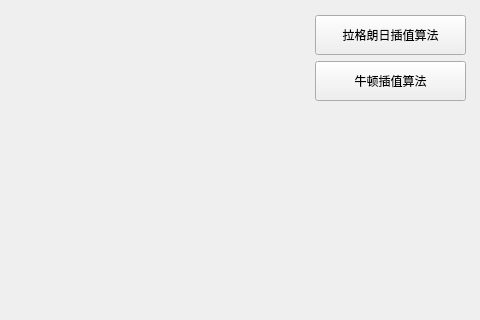
Before: the Qt Designer form resources/uifiles/mainui.ui in qinflying/pyinterpolation, drawn with Qt 5; both pictures show x 480 to 960 and y 0 to 320 of the 960 by 640 pixel window.
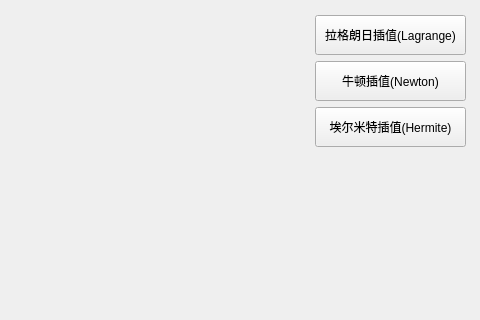
After: the same form once the commit is applied.

Diff of the .ui file:
```diff
--- a/resources/uifiles/mainui.ui
+++ b/resources/uifiles/mainui.ui
@@ -13,7 +13,7 @@
   <property name="windowTitle">
    <string>插值与拟合演示</string>
   </property>
-  <widget class="QWidget" name="">
+  <widget class="QWidget" name="layoutWidget">
    <property name="geometry">
     <rect>
      <x>790</x>
@@ -44,7 +44,7 @@
        </size>
       </property>
       <property name="text">
-       <string>拉格朗日插值算法</string>
+       <string>拉格朗日插值(Lagrange)</string>
       </property>
      </widget>
     </item>
@@ -57,7 +57,20 @@
        </size>
       </property>
       <property name="text">
-       <string>牛顿插值算法</string>
+       <string>牛顿插值(Newton)</string>
+      </property>
+     </widget>
+    </item>
+    <item>
+     <widget class="QPushButton" name="m_HermiteBtn">
+      <property name="minimumSize">
+       <size>
+        <width>0</width>
+        <height>40</height>
+       </size>
+      </property>
+      <property name="text">
+       <string>埃尔米特插值(Hermite)</string>
       </property>
      </widget>
     </item>
```
Left out of the diff: 21 changed lines with no effect on the pictures.
